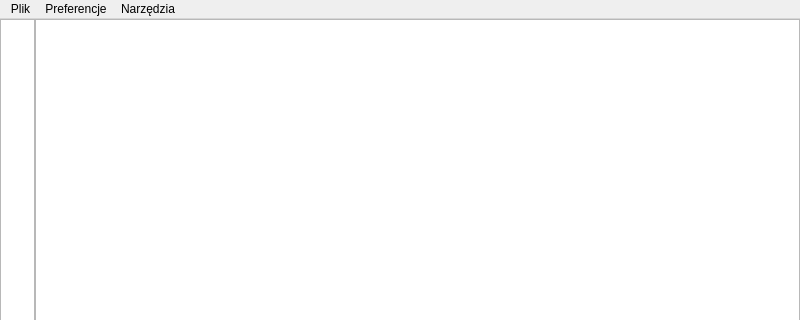
tpolaszek/notatnik, file notes/mainwindow.ui: the form before one commit; both pictures show x 0 to 800 and y 0 to 320 of the 800 by 600 pixel window.
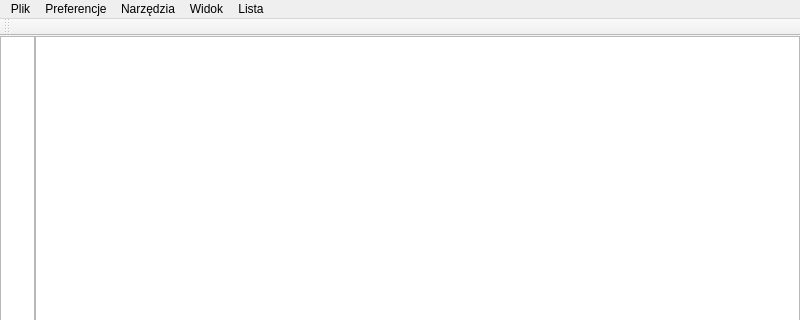
The form after the commit.

What changed in the file:
```diff
--- a/notes/mainwindow.ui
+++ b/notes/mainwindow.ui
@@ -70,7 +70,7 @@
      <x>0</x>
      <y>0</y>
      <width>800</width>
-     <height>25</height>
+     <height>18</height>
     </rect>
    </property>
    <widget class="QMenu" name="menuOtw_rz_plik">
@@ -101,11 +101,35 @@
     <addaction name="actionFind"/>
     <addaction name="actionFindAndReplace"/>
    </widget>
+   <widget class="QMenu" name="menuWidok">
+    <property name="title">
+     <string>Widok</string>
+    </property>
+   </widget>
+   <widget class="QMenu" name="menuLista">
+    <property name="title">
+     <string>Lista</string>
+    </property>
+    <addaction name="actionPunktowana"/>
+   </widget>
    <addaction name="menuOtw_rz_plik"/>
    <addaction name="menuUstawienia"/>
    <addaction name="menuNarz_dzia"/>
+   <addaction name="menuWidok"/>
+   <addaction name="menuLista"/>
   </widget>
   <widget class="QStatusBar" name="statusbar"/>
+  <widget class="QToolBar" name="toolBar">
+   <property name="windowTitle">
+    <string>toolBar</string>
+   </property>
+   <attribute name="toolBarArea">
+    <enum>TopToolBarArea</enum>
+   </attribute>
+   <attribute name="toolBarBreak">
+    <bool>false</bool>
+   </attribute>
+  </widget>
   <action name="openFile">
    <property name="text">
     <string>Otwórz plik</string>
```
Left out of the diff: 5 changed lines with no effect on the pictures.
